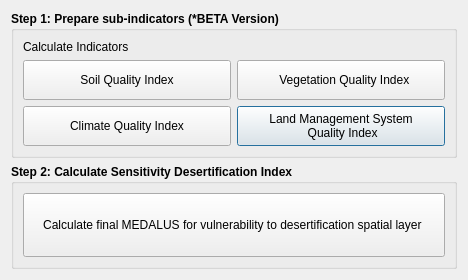
The window that MISLAND/gui/DlgCalculateMedalus.ui (LocateIT/trends.earth) describes before a commit, drawn with Qt 5.
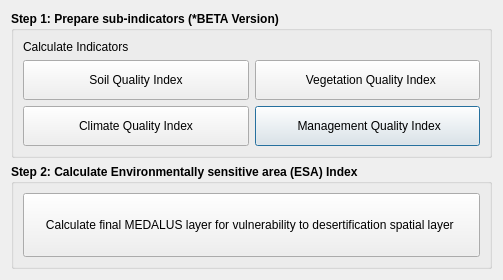
The same window after the commit.

The edit to the form file:
```diff
--- a/MISLAND/gui/DlgCalculateMedalus.ui
+++ b/MISLAND/gui/DlgCalculateMedalus.ui
@@ -9,7 +9,7 @@
    <rect>
     <x>0</x>
     <y>0</y>
-    <width>468</width>
+    <width>503</width>
     <height>280</height>
    </rect>
   </property>
@@ -56,8 +56,7 @@
          </font>
         </property>
         <property name="text">
-         <string>Land Management System
- Quality Index</string>
+         <string> Management Quality Index</string>
         </property>
        </widget>
       </item>
@@ -161,7 +160,7 @@
       </font>
      </property>
      <property name="title">
-      <string>Step 2: Calculate Sensitivity Desertification Index</string>
+      <string>Step 2: Calculate Environmentally sensitive area (ESA) Index</string>
      </property>
      <layout class="QGridLayout" name="gridLayout">
       <item row="0" column="0">
@@ -185,7 +184,7 @@
          </font>
         </property>
         <property name="text">
-         <string>Calculate final MEDALUS for vulnerability to desertification spatial layer </string>
+         <string>Calculate final MEDALUS layer for vulnerability to desertification spatial layer </string>
         </property>
        </widget>
       </item>
```
